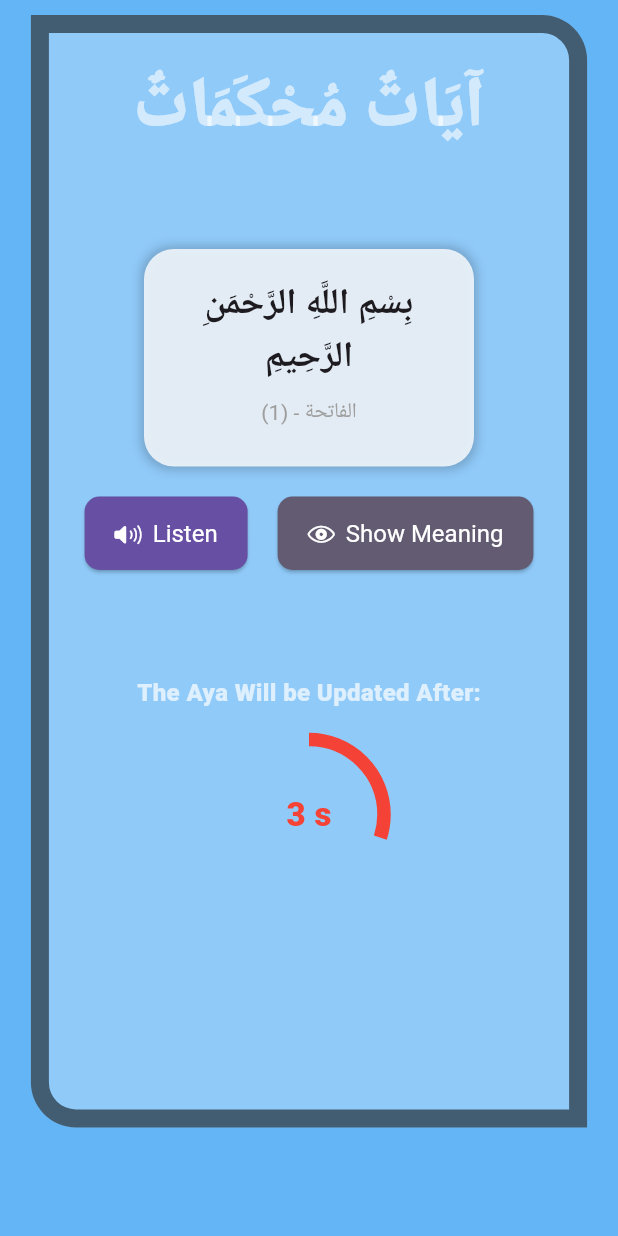
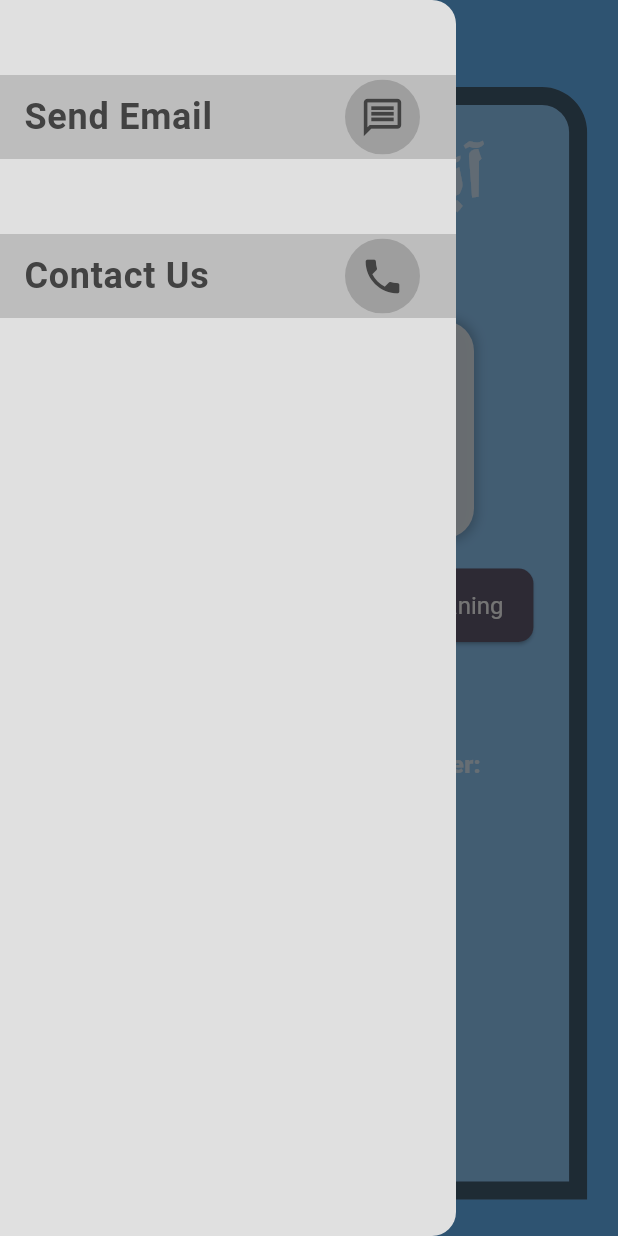
Before and after one commit to Mohammed-Al-Lail/Ayat_Application_-AI-, a Flutter app: the screen it shows after launch, with the side drawer open (before the commit the screen has no drawer), on a phone screen of 412 x 824 dp. Run offline on Flutter 3.47's test engine with Material 3 defaults, Android fonts, the phone set to English and light mode, and no system bars; our stand-ins replace audioplayers; Roboto replaces fonts that are missing (Amiri).

Commit message:
adding the drawer

```diff
--- /dev/null
+++ b/lib/drawerListTail.dart
@@ -0,0 +1,90 @@
+import 'package:flutter/material.dart';
+
+
+// ignore: must_be_immutable
+class DrawerlistTail extends StatefulWidget {
+
+   DrawerlistTail({
+    super.key,
+    required this.title,
+    this.icon,
+    this.onTap,
+
+
+    });
+
+    String title;
+    IconData? icon ;
+    void Function()? onTap;
+
+  @override
+  State<DrawerlistTail> createState() => _DrawerlistTailState();
+}
+
+class _DrawerlistTailState extends State<DrawerlistTail> {
+
+  bool _isEnter = false;
+
+
+
+
+  @override
+  Widget build(BuildContext context) {
+
+    return Padding(
+      padding: const EdgeInsets.only(bottom: 50),
+
+      child: MouseRegion(
+
+        onEnter: (event){
+          setState(() {
+            _isEnter=!_isEnter;
+          });
+        },
+
+        onExit:(event){
+          setState(() {
+            _isEnter=!_isEnter;
+          });
+        },
+
+        child: ListTile(
+
+          onTap: widget.onTap ,
+
+          title: Text(
+            widget.title,
+            style: TextStyle(
+              color: Colors.grey[800],
+              fontSize: 24,
+              fontWeight: FontWeight.bold
+            ),
+            ),
+
+
+            tileColor: _isEnter? Colors.grey[600]:Colors.grey[400],
+
+            trailing: ClipRRect(
+              borderRadius: BorderRadius.circular(30),
+
+              child: Container(
+                width: 50,
+                height: 50,
+                color: Colors.grey,
+
+
+                child: Icon(
+                  widget.icon,
+                  color: Colors.grey[800],
+                  size: 30,
+                ),
+              ),
+            ),
+
+            iconColor: Colors.grey,
+        ),
+      ),
+    );
+
+  }
+}
--- a/lib/quran_aya_page.dart
+++ b/lib/quran_aya_page.dart
@@ -4,6 +4,8 @@ import 'package:flutter/services.dart';
 import 'package:audioplayers/audioplayers.dart';
 import 'package:flutter/cupertino.dart';
 import 'package:flutter/material.dart';
+import 'package:myapp/drawerListTail.dart';
+import 'package:url_launcher/url_launcher.dart';
 import 'aya_widget.dart';
 import 'timer_widget.dart';
 
@@ -85,6 +87,21 @@ class _QuranAyaPageState extends State<QuranAyaPage> {
     });
   }
 
+
+  void _sendEmail() async {
+    final Uri emailUri = Uri(
+      scheme: 'mailto',
+      path: 'alalmoh3404@gmail.com', // Replace with the recipient's email
+      //query: 'subject=Hello&body=How are you?', // Optional: Subject and body
+    );
+
+    if (await canLaunchUrl(emailUri)) {
+      await launchUrl(emailUri);
+    } else {
+      throw 'Could not launch $emailUri';
+    }
+  }
+
   @override
   Widget build(BuildContext context) {
 
@@ -92,12 +109,46 @@ class _QuranAyaPageState extends State<QuranAyaPage> {
 
       backgroundColor: Colors.blue[300],
 
+      drawer: Drawer(
+        backgroundColor: Colors.grey[300],
+
+        child: ListView(
+
+          children: [
+
+            SizedBox(height: 50,),
+
+            DrawerlistTail(
+              title: "Send Email",
+              icon: Icons.message_outlined,
+              onTap: _sendEmail,
+              ),
+
+            DrawerlistTail(
+              title: "Contact Us",
+              icon: Icons.phone,
+              ),
+
+          ],
+        ),
+      ),
+
       body: Column(
 
 
         children: [
 
 
+          Builder(
+            builder: (ctx) {
+              return ElevatedButton(
+                onPressed: (){
+                  Scaffold.of(ctx).openDrawer();
+                },
+                 child: Icon(Icons.abc)
+                 );
+            }
+          ),
 
          Center(
            child: Container(
--- a/pubspec.yaml
+++ b/pubspec.yaml
@@ -36,6 +36,7 @@ dependencies:
   # The following adds the Cupertino Icons font to your application.
   # Use with the CupertinoIcons class for iOS style icons.
   cupertino_icons: ^1.0.8
+  url_launcher: ^6.3.1
 
 dev_dependencies:
   flutter_test:
```
Also changed, not shown: pubspec.lock.
